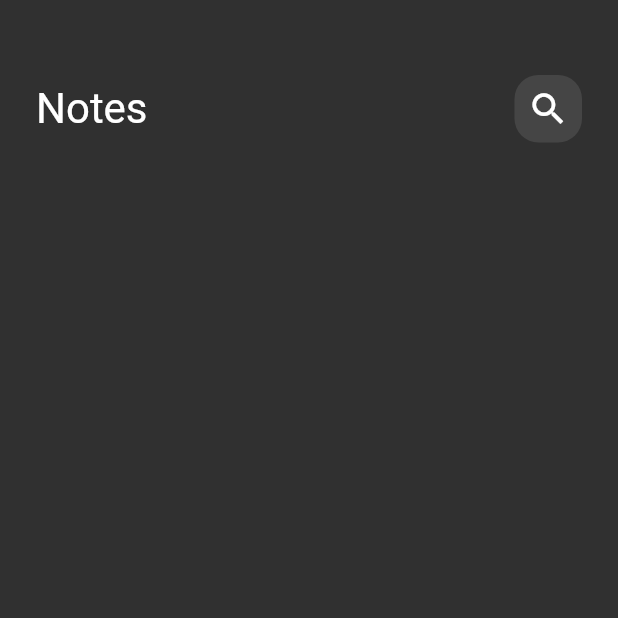
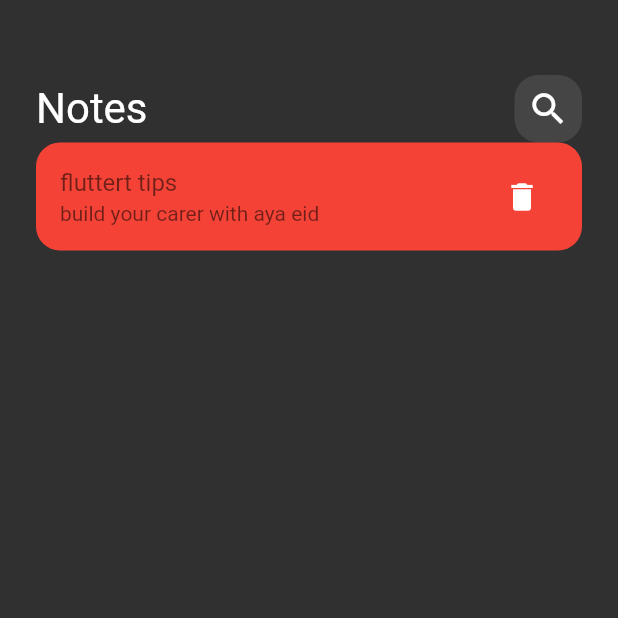
Before and after one commit to AyaEidAttya/aya_notes, a Flutter app: the screen it shows after launch, on a phone screen of 412 x 824 dp, the top half of it. Run offline on Flutter 3.47's test engine with Material 2 defaults, Android fonts, the phone set to English and light mode, and no system bars.

Commit message:
creat note_iteam

```diff
--- a/lib/widget/note_view_boddy.dart
+++ b/lib/widget/note_view_boddy.dart
@@ -15,9 +15,40 @@ class  NotesViewBody extends StatelessWidget {
           height: 50,
         ),
         CoustomAppBar(),
+        NoteIteam(),
       ],
       ),
 
     );
   }
 }
+class NoteIteam extends StatelessWidget {
+  const NoteIteam({super.key});
+
+  @override
+  Widget build(BuildContext context) {
+    return Container(
+      decoration:BoxDecoration(
+        color: Colors.red,
+        borderRadius: BorderRadius.circular(16),
+
+      ),
+      child:Column (children: [
+        ListTile(
+
+          title:Text('fluttert tips' , style: TextStyle(
+            color:Colors.black54,
+          ),),
+          subtitle: Text('build your carer with aya eid',style: TextStyle(
+            color:Colors.black54,
+          ), ),
+          trailing:IconButton(onPressed: () {} ,icon: Icon(Icons.delete),),
+        ),
+
+
+
+      ]),
+
+    );
+  }
+}
```
